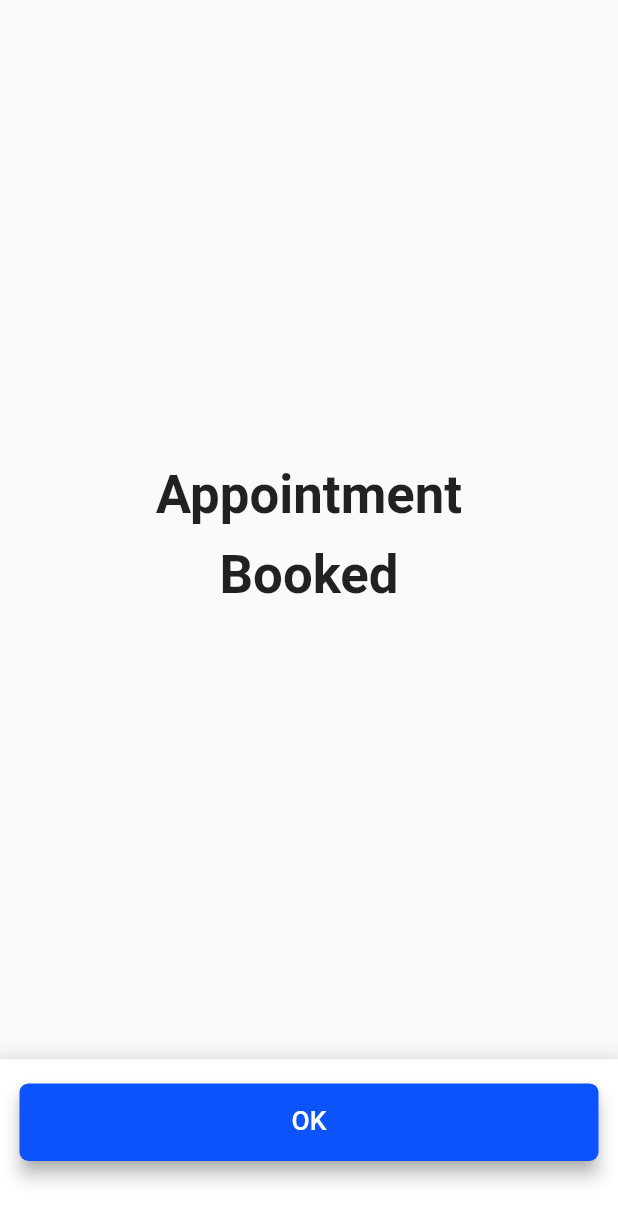
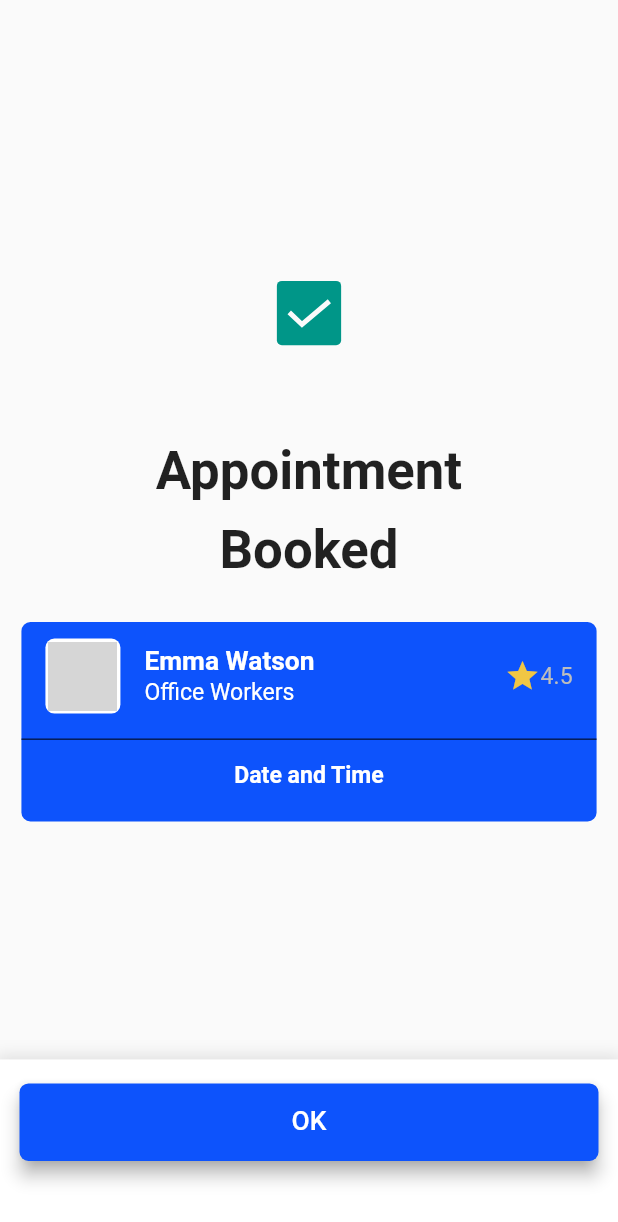
Before and after one commit to TNQT14/Doctor_Help_App, a Flutter app: the AppointmentSummaryScreen screen opened by its route, after a tap on "Make my appointment", on a phone screen of 412 x 824 dp. Shown: the top 1222 px of the screen. Run offline on Flutter 3.47's test engine with Material 2 defaults, Android fonts, the phone set to English and light mode, and no system bars; our stand-ins replace flutter_rating_bar, flutter_screenutil, lottie; grey boxes are pictures that could not be loaded.

Commit message:
slide card

```diff
--- a/lib/containts/add_images.dart
+++ b/lib/containts/add_images.dart
@@ -25,6 +25,9 @@ const String iconProfile = linkIcons + 'Icon=Profile.png';
 const String iconShield = linkIcons + 'Icon=Shield.png';
 const String iconSearch = linkIcons + 'iconSearch.png';
 
+//lottie
+const String iconCheckSc = linkIcons + 'animation_lldhfo53.json';
+
 //user
 const String imageCat = linkUser + '330px-RedCat_8727.jpg';
 const String imageCale = linkUser + '477265.jpg';
--- a/lib/screen/appointment_screen/appointment_success_screen.dart
+++ b/lib/screen/appointment_screen/appointment_success_screen.dart
@@ -2,6 +2,7 @@ import 'package:doctor_help_app/containts/containts.dart';
 import 'package:doctor_help_app/widgets/widgets.dart';
 import 'package:flutter/material.dart';
 import 'package:flutter_screenutil/flutter_screenutil.dart';
+import 'package:lottie/lottie.dart';
 
 class AppointmentSuccessScreen extends StatelessWidget {
   const AppointmentSuccessScreen({Key? key}) : super(key: key);
@@ -17,17 +18,22 @@ class AppointmentSuccessScreen extends StatelessWidget {
                   child: Column(
             mainAxisAlignment: MainAxisAlignment.center,
             children: [
+              SizedBox(
+                height: 100,
+                  width: 100,
+                  child: Lottie.asset(iconCheckSc, fit: BoxFit.cover)),
               Padding(
-                padding: EdgeInsets.symmetric(horizontal: 80.5.w),
+                padding: EdgeInsets.symmetric(horizontal: 80.5.w, vertical: 25),
                 child: Text(
                   'Appointment Booked',
                   style: txt32w7!.copyWith(height: 1.5),
                   textAlign: TextAlign.center,
                 ),
               ),
+              containerCardDoc(context, trailing: ratingStar())
             ],
           ))),
-          bottomCardButton('OK', () => null)
+          bottomCardButton('OK', () => Navigator.pop(context))
         ],
       ),
     );
--- a/lib/screen/appointment_screen/appointment_summary_screen.dart
+++ b/lib/screen/appointment_screen/appointment_summary_screen.dart
@@ -48,7 +48,7 @@ Container doctorIn4Card(BuildContext context) {
       crossAxisAlignment: CrossAxisAlignment.start,
       children: [
         ListTile(
-          trailing: ratingStar(),
+          trailing: IconButton(onPressed: (){}, icon: Icon(Icons.chat, color: Colors.blue,),),
           title: Text('Emma Watson', style: txt16w6,),
           subtitle: Text('Office Workers', style: txt14w4,),
           contentPadding: EdgeInsetsDirectional.zero,
--- a/lib/widgets/clipRRectAvatar.dart
+++ b/lib/widgets/clipRRectAvatar.dart
@@ -3,9 +3,18 @@ import 'package:flutter_screenutil/flutter_screenutil.dart';
 
 import '../containts/containts.dart';
 
-ClipRRect clipRRectAvatar(double width, double height) {
+// Widget clipRRectAvatar(double width, double height) {
+//   return Container(
+//     width: width.w,
+//     height: height.h,
+//     child: ClipRRect(
+//       borderRadius: BorderRadius.circular(6),
+//         child: Image.asset(imageCat, fit: BoxFit.cover, width: width.w, height: height.h,)),
+//   );
+// }
+
+Widget clipRRectAvatar(double width, double height) {
   return ClipRRect(
-    borderRadius: BorderRadius.circular(6),
-    child: Image.asset(imageCat, fit: BoxFit.cover, width: width.w, height: height.h,),
-  );
+      borderRadius: BorderRadius.circular(6),
+      child: Image.asset(imageCat, fit: BoxFit.cover, width: width.w, height: height.h,));
 }
--- /dev/null
+++ b/lib/widgets/containerCardDoc.dart
@@ -0,0 +1,48 @@
+import 'package:flutter/material.dart';
+import 'package:flutter_screenutil/flutter_screenutil.dart';
+
+import '../containts/containts.dart';
+import '../screen/screens.dart';
+import 'clipRRectAvatar.dart';
+
+Container containerCardDoc(BuildContext context, {Widget? trailing}) {
+  return Container(
+    width: 349.w,
+    height: 131.h,
+    decoration: BoxDecoration(
+        color: color0D53FC,
+        borderRadius: BorderRadius.circular(6)
+    ),
+    child:  Column(
+      // crossAxisAlignment: CrossAxisAlignment.center,
+      children: [
+        Padding(
+          padding: const EdgeInsets.symmetric(horizontal: 16.0),
+          child: ListTile(
+            trailing: trailing??SizedBox(),
+            title: Text('Emma Watson', style: txt16w6!.copyWith(color: Colors.white),),
+            subtitle: Text('Office Workers', style: txt14w4!.copyWith(color: Colors.white),),
+            contentPadding: EdgeInsetsDirectional.zero,
+            leading: Container(
+                width: 50,
+                height: 50,
+                padding: EdgeInsets.all(2),
+                decoration: BoxDecoration(
+                    color: Colors.white,
+                    borderRadius: BorderRadius.circular(6)
+                ),
+                child: clipRRectAvatar(48, 48)),
+          ),
+        ),
+        SizedBox(height: 6.h,),
+        Divider(color: Colors.black, height: 0,),
+       // SizedBox(height: 8,),
+        TextButton(onPressed: (){
+          Navigator.pushNamed(context, AppointmentDateTimeScreen.routeName);
+        }, child: Text('Date and Time', style: txt14w6!.copyWith(color: Colors.white),))
+
+
+      ],
+    ),
+  );
+}
--- a/lib/widgets/widgets.dart
+++ b/lib/widgets/widgets.dart
@@ -8,3 +8,4 @@ export 'ratingStar.dart';
 export 'clipRRectAvatar.dart';
 export 'appbarCustom.dart';
 export 'iconIn4.dart';
+export 'containerCardDoc.dart';
--- a/pubspec.yaml
+++ b/pubspec.yaml
@@ -37,6 +37,7 @@ dependencies:
   cupertino_icons: ^1.0.2
   flutter_screenutil: ^5.8.4
   flutter_rating_bar: ^4.0.1
+  lottie: ^2.6.0
 
 dev_dependencies:
   flutter_test:
```
Also changed, not shown: assests/images/icons/animation_lldhfo53.json (added, +1 -0 lines), lib/screen/home_screen/components/shadowSlideCard.dart (added, +58 -0 lines), lib/screen/home_screen/home_screen.dart (+4 -13 lines), pubspec.lock.
